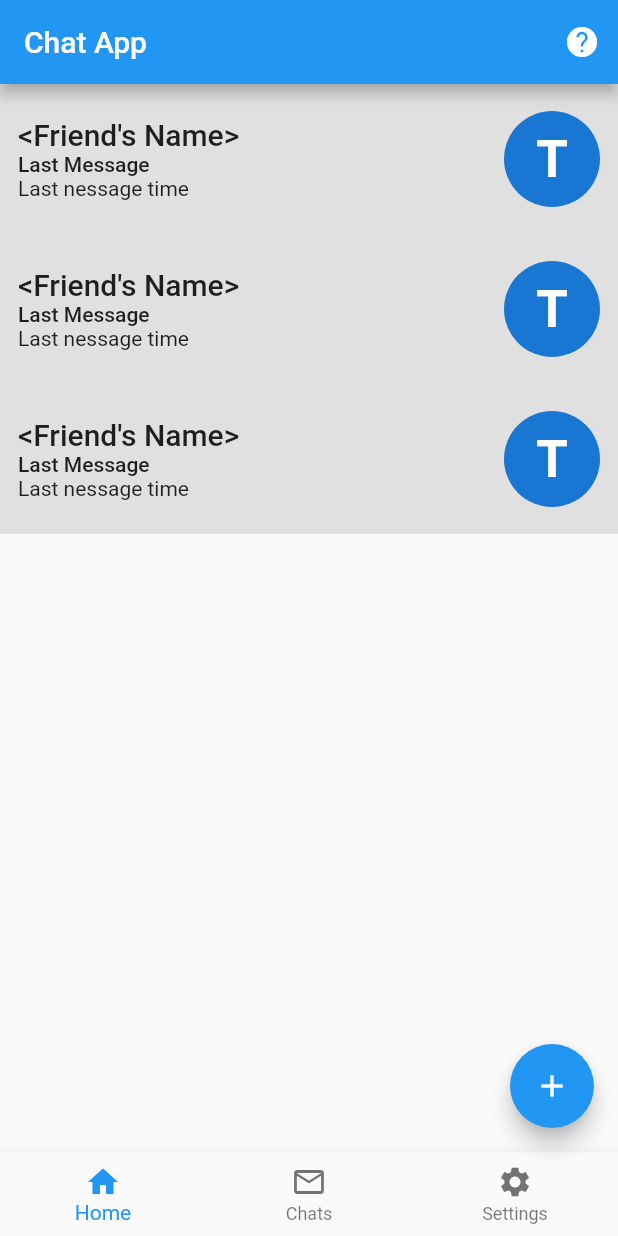
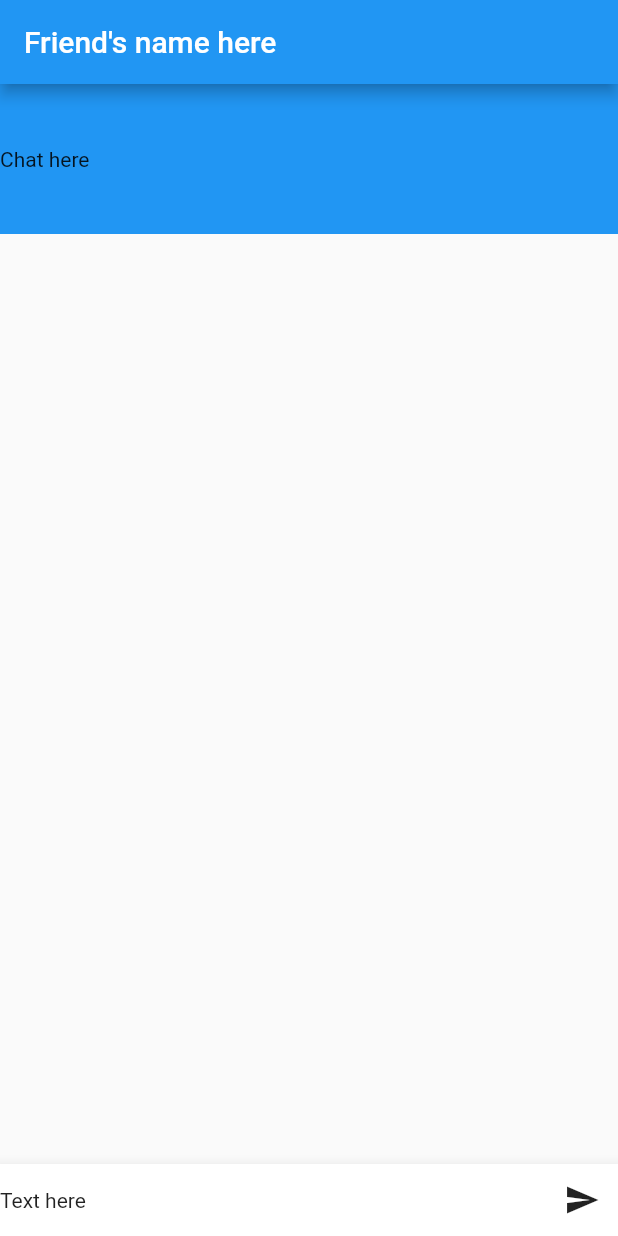
Before and after one commit to olusolaadek/chat_app, a Flutter app: the screen it shows after launch, on a phone screen of 412 x 824 dp. Run offline on Flutter 3.47's test engine with Material 2 defaults, Android fonts, the phone set to English and light mode, and no system bars.

Commit message:
add ChatMessages stateful widget

```diff
--- /dev/null
+++ b/lib/ChatMessages.dart
@@ -0,0 +1,36 @@
+import 'package:flutter/material.dart';
+
+class ChatMessages extends StatefulWidget {
+  @override
+  _ChatMessagesState createState() => _ChatMessagesState();
+
+  final bool isFriend;
+
+  ChatMessages({
+    Key key,
+    this.isFriend = false,
+  }) : super(key: key);
+}
+
+class _ChatMessagesState extends State<ChatMessages> {
+  @override
+  Widget build(BuildContext context) {
+    return Container(
+      height: 100.0,
+      width: double.infinity,
+      color: Colors.blue,
+      child: Row(
+        crossAxisAlignment: CrossAxisAlignment.center,
+        children: <Widget>[
+          widget.isFriend
+              ? CircleAvatar(
+                  radius: 32.0,
+                  backgroundColor: Colors.white,
+                )
+              : Container(),
+          Text('Chat here'),
+        ],
+      ),
+    );
+  }
+}
--- /dev/null
+++ b/lib/ChatView.dart
@@ -0,0 +1,35 @@
+import 'package:chat_app/ChatMessages.dart';
+import 'package:flutter/material.dart';
+
+class ChatView extends StatefulWidget {
+  @override
+  _ChatViewState createState() => _ChatViewState();
+}
+
+class _ChatViewState extends State<ChatView> {
+  @override
+  Widget build(BuildContext context) {
+    return Scaffold(
+      appBar: AppBar(
+        title: Text("Friend's name here"),
+      ),
+      body: ListView(
+        children: <Widget>[
+          ChatMessages(isFriend: false),
+        ],
+      ),
+      bottomNavigationBar: BottomAppBar(
+        child: Row(
+          children: <Widget>[
+            Expanded(child: Text('Text here')),
+            IconButton(
+                icon: Icon(Icons.send),
+                onPressed: () {
+                  print('send message tapped');
+                }),
+          ],
+        ),
+      ),
+    );
+  }
+}
--- a/lib/scaffold.dart
+++ b/lib/scaffold.dart
@@ -1,4 +1,5 @@
 import 'package:chat_app/ChatHead.dart';
+import 'package:chat_app/ChatView.dart';
 import 'package:flutter/material.dart';
 
 class MyChatApp extends StatefulWidget {
@@ -12,51 +13,53 @@ class _MyChatAppState extends State<MyChatApp> {
   Widget build(BuildContext context) {
     // return Container({Text('Text here')});
     return MaterialApp(
-      home: Scaffold(
-        appBar: AppBar(
-          title: Text("Chat App"),
-          actions: <Widget>[
-            IconButton(
-              icon: Icon(Icons.help),
-              onPressed: () {
-                print('Button was pressed');
-              },
-            ),
-          ],
-        ),
-        body: ListView(
-          children: <Widget>[
-            ChatHead(),
-            ChatHead(),
-            ChatHead(),
-          ],
-        ),
-        bottomNavigationBar: BottomNavigationBar(
-          currentIndex: _currentIndex,
-          items: <BottomNavigationBarItem>[
-            BottomNavigationBarItem(
-                icon: Icon(Icons.home), title: Text("Home")),
-            BottomNavigationBarItem(
-                icon: Icon(Icons.mail_outline), title: Text("Chats")),
-            BottomNavigationBarItem(
-                icon: Icon(Icons.settings), title: Text("Settings")),
-          ],
-          onTap: (int index) => {
-            print('Index is $index'),
-            setState(() {
-              _currentIndex = index;
-            }),
-            //setState(())
-            // _currentIndex = index
-          },
-        ),
-        floatingActionButton: FloatingActionButton(
-          onPressed: () {
-            print('FAB was pressed');
-          },
-          child: Icon(Icons.add),
-        ),
-      ),
+      // home: Scaffold(
+      //   appBar: AppBar(
+      //     title: Text("Chat App"),
+      //     actions: <Widget>[
+      //       IconButton(
+      //         icon: Icon(Icons.help),
+      //         onPressed: () {
+      //           print('Button was pressed');
+      //         },
+      //       ),
+      //     ],
+      //   ),
+      //   body: ListView(
+      //     children: <Widget>[
+      //       ChatHead(),
+      //       ChatHead(),
+      //       ChatHead(),
+      //     ],
+      //   ),
+      //   bottomNavigationBar: BottomNavigationBar(
+      //     currentIndex: _currentIndex,
+      //     items: <BottomNavigationBarItem>[
+      //       BottomNavigationBarItem(
+      //           icon: Icon(Icons.home), title: Text("Home")),
+      //       BottomNavigationBarItem(
+      //           icon: Icon(Icons.mail_outline), title: Text("Chats")),
+      //       BottomNavigationBarItem(
+      //           icon: Icon(Icons.settings), title: Text("Settings")),
+      //     ],
+      //     onTap: (int index) => {
+      //       print('Index is $index'),
+      //       setState(() {
+      //         _currentIndex = index;
+      //       }),
+      //       //setState(())
+      //       // _currentIndex = index
+      //     },
+      //   ),
+      //   floatingActionButton: FloatingActionButton(
+      //     onPressed: () {
+      //       print('FAB was pressed');
+      //     },
+      //     child: Icon(Icons.add),
+      //   ),
+      // ),
+
+      home: ChatView(),
     );
   }
 }
```
